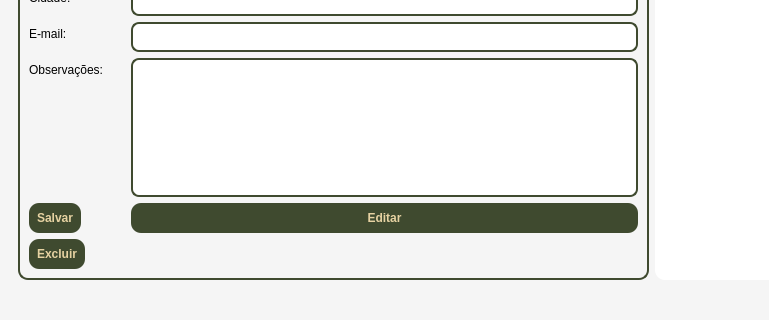
The window that telas/tela_menu.ui (Faeldh/sistema_confeitaria) describes before a commit, drawn with Qt 5; both pictures show x 0 to 769 and y 445 to 765 of the 1303 by 765 pixel window.
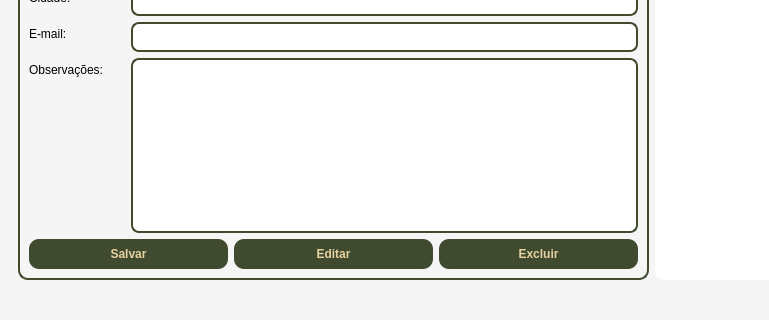
The same window after the commit.

```diff
--- a/telas/tela_menu.ui
+++ b/telas/tela_menu.ui
@@ -117,6 +117,11 @@
     <property name="title">
      <string>Cadastro de Clientes</string>
     </property>
+
+    <layout class="QVBoxLayout">
+
+     <!-- FORMULÁRIO -->
+     <item>
     <layout class="QFormLayout">
 
      <item row="0" column="0"><widget class="QLabel"><property name="text"><string>Nome:</string></property></widget></item>
@@ -155,12 +160,41 @@
      <item row="11" column="0"><widget class="QLabel"><property name="text"><string>Observações:</string></property></widget></item>
      <item row="11" column="1"><widget class="QTextEdit" name="txt_obs"/></item>
 
-     <item row="12" column="0"><widget class="QPushButton" name="btn_salvar"><property name="text"><string>Salvar</string></property></widget></item>
-     <item row="12" column="1"><widget class="QPushButton"><property name="text"><string>Editar</string></property></widget></item>
+      </layout>
+     </item>
 
-     <item row="13" column="0"><widget class="QPushButton"><property name="text"><string>Excluir</string></property></widget></item>
+     <!-- BOTÕES -->
+     <item>
+      <layout class="QHBoxLayout">
+       
+       <item>
+        <widget class="QPushButton" name="btn_salvar">
+         <property name="text">
+          <string>Salvar</string>
+         </property>
+        </widget>
+       </item>
 
-    </layout>
+       <item>
+        <widget class="QPushButton" name="btn_editar">
+         <property name="text">
+          <string>Editar</string>
+         </property>
+        </widget>
+       </item>
+
+       <item>
+        <widget class="QPushButton" name="btn_excluir">
+         <property name="text">
+          <string>Excluir</string>
+         </property>
+        </widget>
+       </item>
+
+      </layout>
+     </item>
+
+    </layout>
    </widget>
   </item>
 
@@ -168,7 +202,7 @@
   <item>
    <layout class="QVBoxLayout">
 
-    <!-- 🔎 PESQUISA + 🔄 ATUALIZAR -->
+    <!-- PESQUISA -->
     <item>
      <widget class="QWidget" name="widgetPesquisaCliente">
       <layout class="QHBoxLayout">
```
Left out of the diff: 6 changed lines with no effect on the pictures. Lines whose indentation alone changed are shown as unchanged.
